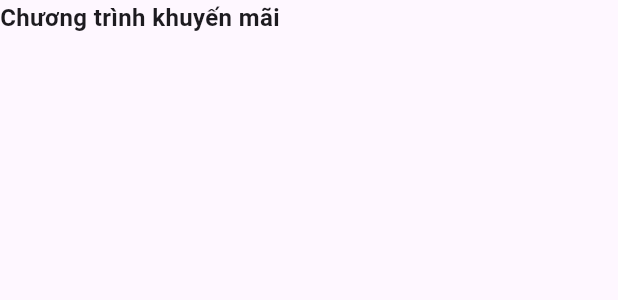
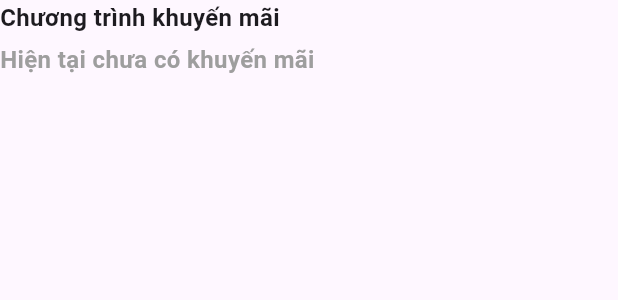
Before and after one commit to huynhcuong27042003/final_project_rent_moto-fe, a Flutter app: the RentHomePromo widget shown alone on an empty page, opened directly, on a phone screen of 412 x 824 dp. Shown: the top 300 px of the screen. Run offline on Flutter 3.47's test engine with Material 3 defaults, Android fonts, the phone set to English and light mode, and no system bars; our stand-ins replace cloud_firestore, curved_navigation_bar, firebase_auth, firebase_core, firebase_storage, flutter_map and 5 more; missing offline and left inert: mailer; accounts and stored records are empty; network calls fail.

Commit message:
sua loi km/anhxe-2/12

```diff
--- a/lib/widgets/rent_home/rent_home_promo.dart
+++ b/lib/widgets/rent_home/rent_home_promo.dart
@@ -43,11 +43,13 @@ class _RentHomePromoState extends State<RentHomePromo> {
                   if (promoData['imageUrl'] != null)
                     ClipRRect(
                       borderRadius: BorderRadius.circular(12),
-                      child: AspectRatio(
-                        aspectRatio: 16 / 9,
                       child: Image.network(
                         promoData['imageUrl'],
-                          fit: BoxFit.cover,
+                        fit: BoxFit
+                            .contain, // Hiển thị toàn bộ hình ảnh mà không bị cắt
+                        width: double.infinity, // Đặt chiều rộng đầy đủ
+                        height:
+                            200, // Chiều cao cố định (hoặc để trống nếu cần tự động)
                         errorBuilder: (context, error, stackTrace) {
                           return Container(
                             color: Colors.grey[300],
@@ -61,7 +63,7 @@ class _RentHomePromoState extends State<RentHomePromo> {
                         },
                       ),
                     ),
-                    ),
+
                   const SizedBox(height: 16),
 
                   // Tên khuyến mãi
@@ -155,21 +157,20 @@ class _RentHomePromoState extends State<RentHomePromo> {
 
   @override
   Widget build(BuildContext context) {
-    return Container(
-      decoration: const BoxDecoration(),
-      child: Column(
-        crossAxisAlignment: CrossAxisAlignment.start,
+    return Column(
+      crossAxisAlignment: CrossAxisAlignment.start, // Đảm bảo căn lề trái
       children: [
-          const Text(
+        const Padding(
+          padding: EdgeInsets.zero, // Không có khoảng cách bên ngoài
+          child: Text(
             "Chương trình khuyến mãi",
             style: TextStyle(
               fontWeight: FontWeight.w600,
               fontSize: 16,
             ),
           ),
-          const SizedBox(
-            height: 5,
         ),
+        const SizedBox(height: 5),
         StreamBuilder<QuerySnapshot>(
           stream:
               FirebaseFirestore.instance.collection('promotions').snapshots(),
@@ -178,12 +179,15 @@ class _RentHomePromoState extends State<RentHomePromo> {
               return const Center(child: CircularProgressIndicator());
             }
             final promotions = snapshot.data!.docs;
-
             final now = DateTime.now();
 
-              // Lọc các khuyến mãi có ngày hợp lệ
+            // Lọc các khuyến mãi có ngày hợp lệ và không bị ẩn
             final validPromotions = promotions.where((promo) {
               final data = promo.data() as Map<String, dynamic>;
+
+              // Kiểm tra ishide
+              if (data['isHide'] == true) return false;
+
               final startDate = data['startDate'] != null
                   ? DateTime.tryParse(data['startDate'])
                   : null;
@@ -191,13 +195,25 @@ class _RentHomePromoState extends State<RentHomePromo> {
                   ? DateTime.tryParse(data['endDate'])
                   : null;
 
+              // Chỉ hiển thị các khuyến mãi trong khoảng thời gian hợp lệ
               if (startDate == null || endDate == null) return false;
               return now.isAfter(startDate) && now.isBefore(endDate);
             }).toList();
 
             return SingleChildScrollView(
               scrollDirection: Axis.horizontal,
-                child: Row(
+              child: validPromotions.isEmpty
+                  ? Center(
+                      child: Text(
+                        "Hiện tại chưa có khuyến mãi",
+                        style: TextStyle(
+                          fontSize: 16,
+                          fontWeight: FontWeight.bold,
+                          color: Colors.grey,
+                        ),
+                      ),
+                    )
+                  : Row(
                       children: validPromotions.map((promo) {
                         final data = promo.data() as Map<String, dynamic>;
                         return GestureDetector(
@@ -217,7 +233,8 @@ class _RentHomePromoState extends State<RentHomePromo> {
                                   borderRadius: BorderRadius.circular(8),
                                   child: Image.network(
                                     data['imageUrl'] ?? '',
-                                fit: BoxFit.cover,
+                                    fit: BoxFit
+                                        .contain, // Sử dụng BoxFit.contain
                                     width: double.infinity,
                                     height: double.infinity,
                                     errorBuilder: (context, error, stackTrace) {
@@ -226,13 +243,15 @@ class _RentHomePromoState extends State<RentHomePromo> {
                                         child: const Center(
                                           child: Text(
                                             'Không có hình ảnh',
-                                        style: TextStyle(color: Colors.white),
+                                            style:
+                                                TextStyle(color: Colors.white),
                                           ),
                                         ),
                                       );
                                     },
                                   ),
                                 ),
+
                                 // Mã khuyến mãi ở góc phải dưới
                                 Positioned(
                                   bottom: 8,
@@ -265,7 +284,6 @@ class _RentHomePromoState extends State<RentHomePromo> {
           },
         ),
       ],
-      ),
     );
   }
 }
```
Also changed, not shown: lib/widgets/rent_home/rent_home_search_by_location.dart (+15 -5 lines). Lines whose indentation alone changed are shown as unchanged.
